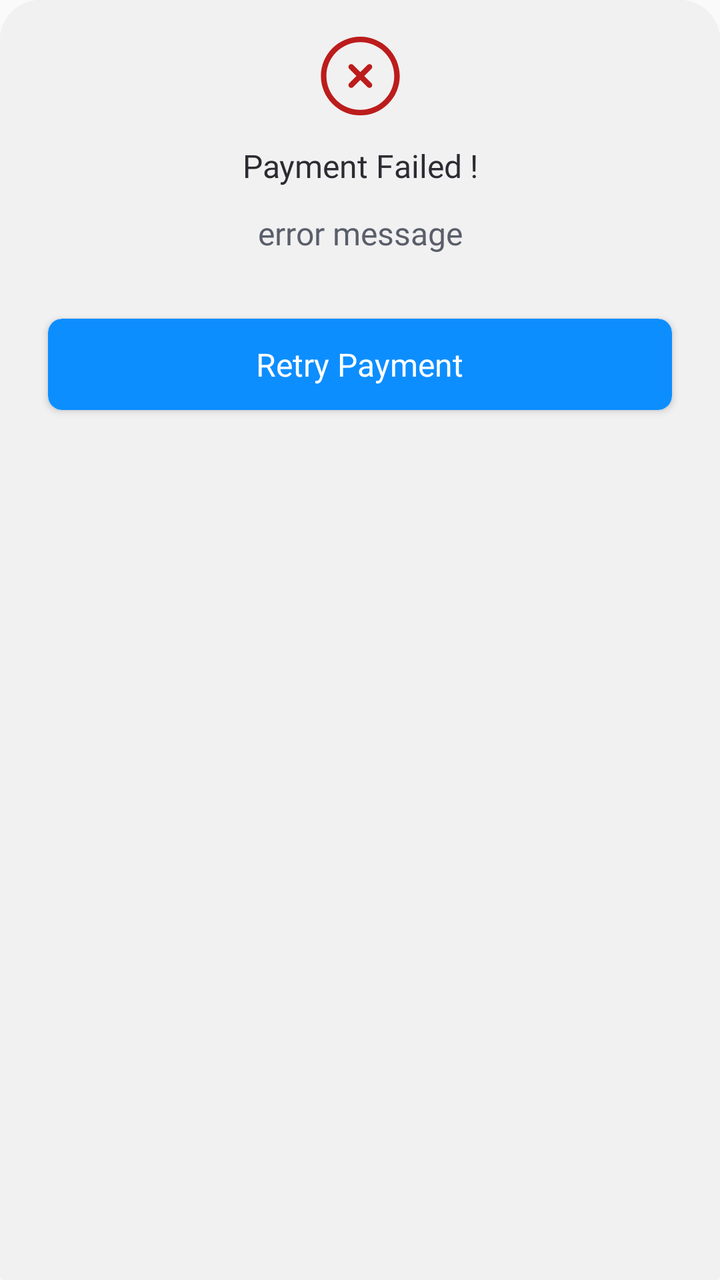
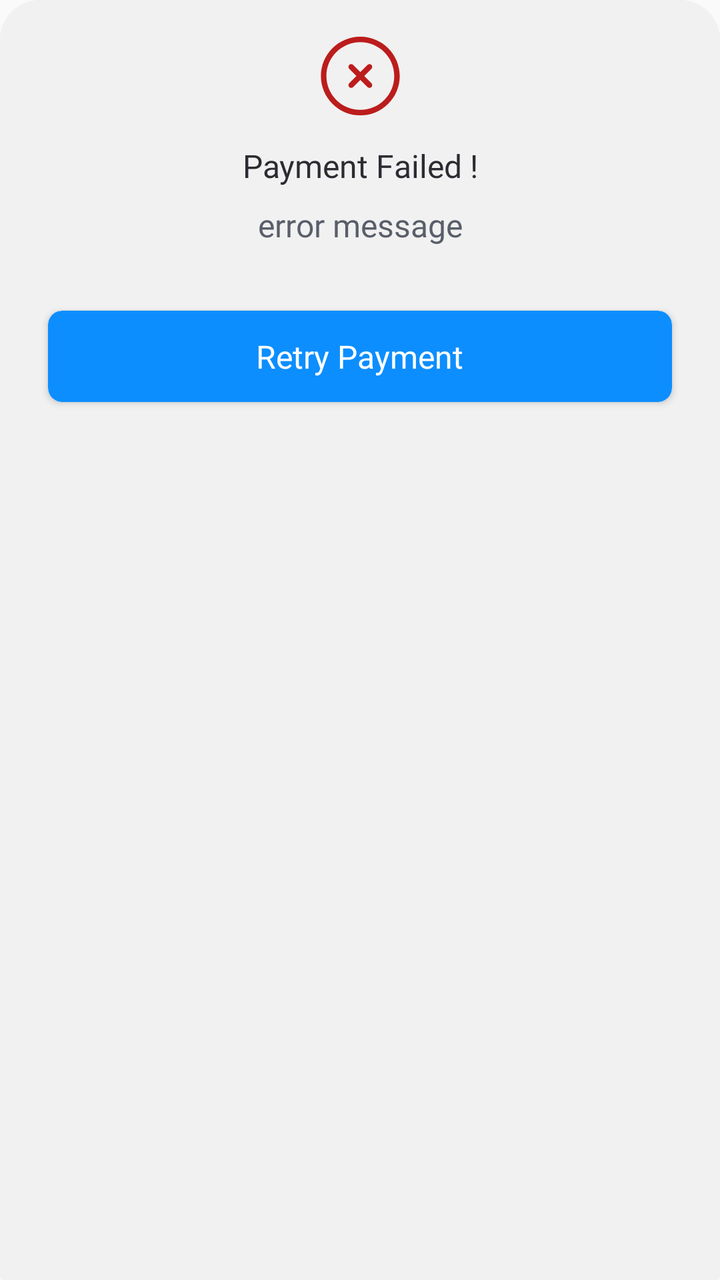

Before-and-after screenshots of an Android layout around one commit, followed by the original layout XML and the change that was made.
<!-- AndroidManifest.xml: application theme AppTheme -->
<!-- res/layout/fragment_payment_failure_screen.xml -->
<?xml version="1.0" encoding="utf-8"?>
<androidx.coordinatorlayout.widget.CoordinatorLayout xmlns:android="http://schemas.android.com/apk/res/android"
    xmlns:app="http://schemas.android.com/apk/res-auto"
    android:layout_width="match_parent"
    android:layout_height="wrap_content"
    android:background="@drawable/bottom_sheet_bg">

    <FrameLayout
        android:id="@+id/frameLayout1"
        android:layout_width="match_parent"
        android:layout_height="wrap_content"
        android:background="@drawable/bottom_sheet_bg">

        <androidx.constraintlayout.widget.ConstraintLayout
            android:id="@+id/constraintLayout123"
            android:layout_width="match_parent"
            android:layout_height="wrap_content"
            android:background="@drawable/bottom_sheet_bg">


            <androidx.cardview.widget.CardView
                android:id="@+id/retryButton"
                android:layout_width="match_parent"
                android:layout_height="wrap_content"
                android:clickable="true"
                android:elevation="0dp"
                app:cardCornerRadius="7dp"
                android:layout_marginStart="24dp"
                android:layout_marginEnd="24dp"
                android:layout_marginBottom="8dp"
                android:layout_marginTop="32dp"
                android:background="#0D8EFF"
                app:layout_constraintBottom_toBottomOf="parent"
                app:layout_constraintTop_toBottomOf="@+id/textView12"
                app:layout_constraintStart_toStartOf="parent"
                app:layout_constraintEnd_toEndOf="parent">

                <RelativeLayout
                    android:id="@+id/proceedButtonRelativeLayout"
                    android:layout_width="match_parent"
                    android:layout_height="wrap_content"
                    android:background="@drawable/button_bg"
                    android:padding="12dp">
                    <ProgressBar
                        android:id="@+id/progressBar"
                        android:layout_width="15dp"
                        android:layout_height="15dp"
                        android:layout_centerInParent="true"
                        android:indeterminateDrawable="@drawable/loader_01"
                        android:rotation="90"
                        android:visibility="gone"/>

                    <TextView
                        android:id="@+id/textView6"
                        android:layout_width="wrap_content"
                        android:layout_height="wrap_content"
                        android:layout_centerInParent="true"
                        android:fontFamily="@font/poppins_semibold"
                        android:text="Retry Payment"
                        android:textColor="#FFFFFF"
                        android:textSize="16sp" />

                </RelativeLayout>
            </androidx.cardview.widget.CardView>

            <TextView
                android:id="@+id/textView11"
                android:layout_width="wrap_content"
                android:layout_height="wrap_content"
                android:layout_marginTop="12dp"
                android:fontFamily="@font/poppins_semibold"
                android:gravity="center"
                android:text="Payment Failed !"
                android:textColor="#2D2B32"
                android:textSize="16sp"
                app:layout_constraintEnd_toEndOf="@+id/imageView9"
                app:layout_constraintStart_toStartOf="@+id/imageView9"
                app:layout_constraintTop_toBottomOf="@+id/imageView9" />

            <TextView
                android:id="@+id/textView12"
                android:layout_width="wrap_content"
                android:layout_height="wrap_content"
                android:paddingStart="16dp"
                android:layout_marginTop="12dp"
                android:paddingEnd="16dp"
                android:fontFamily="@font/poppins"
                android:gravity="center"
                android:text="error message"
                android:textColor="#595E6A"
                android:textSize="16sp"
                app:layout_constraintEnd_toEndOf="@+id/imageView9"
                app:layout_constraintStart_toStartOf="@+id/imageView9"
                app:layout_constraintTop_toBottomOf="@+id/textView11" />

            <ImageView
                android:id="@+id/imageView9"
                android:layout_width="wrap_content"
                android:layout_height="wrap_content"
                android:layout_marginTop="16dp"
                android:src="@drawable/payment_fail_cross"
                app:layout_constraintEnd_toEndOf="parent"
                app:layout_constraintStart_toStartOf="parent"
                app:layout_constraintTop_toTopOf="parent" />

        </androidx.constraintlayout.widget.ConstraintLayout>


    </FrameLayout>

</androidx.coordinatorlayout.widget.CoordinatorLayout>
<!-- resources referenced by this layout -->
<resources>
  <!-- drawable bottom_sheet_bg (drawable) -->
  <?xml version="1.0" encoding="utf-8"?>
  <shape xmlns:android="http://schemas.android.com/apk/res/android">
      <solid android:color="#F1F1F1"/>
      <corners android:topLeftRadius="20dp"
          android:topRightRadius="20dp"
          android:bottomLeftRadius="2dp"
          android:bottomRightRadius="2dp"/>
  </shape>
  <!-- drawable button_bg (drawable) -->
  <?xml version="1.0" encoding="utf-8"?>
  <shape xmlns:android="http://schemas.android.com/apk/res/android">
  <solid android:color="#0D8EFF"/>
      <corners android:radius="7dp"/>
  </shape>
  <!-- drawable loader_01 (drawable) -->
  <vector xmlns:android="http://schemas.android.com/apk/res/android"
      android:width="20dp"
      android:height="20dp"
      android:viewportWidth="20"
      android:viewportHeight="20">
    <path
        android:pathData="M10,5.929V2.5M10,17.5V14.071M14.071,10H17.5M2.5,10H5.929M12.879,7.121L15.304,4.697M4.696,15.303L7.121,12.879M12.879,12.879L15.304,15.303M4.696,4.697L7.121,7.121"
        android:strokeLineJoin="round"
        android:strokeWidth="2"
        android:fillColor="#00000000"
        android:strokeColor="#ffffff"
        android:strokeLineCap="round"/>
  </vector>
  <!-- drawable payment_fail_cross (drawable) -->
  <vector xmlns:android="http://schemas.android.com/apk/res/android"
      android:width="45dp"
      android:height="44dp"
      android:viewportWidth="45"
      android:viewportHeight="44">
    <path
        android:pathData="M18.889,16.444C18.352,15.907 17.482,15.907 16.945,16.444C16.408,16.981 16.408,17.852 16.945,18.389L20.556,22L16.945,25.611C16.408,26.148 16.408,27.019 16.945,27.556C17.482,28.093 18.352,28.093 18.889,27.556L22.5,23.945L26.111,27.556C26.648,28.093 27.519,28.093 28.056,27.556C28.593,27.019 28.593,26.148 28.056,25.611L24.445,22L28.056,18.389C28.593,17.852 28.593,16.981 28.056,16.444C27.519,15.907 26.648,15.907 26.111,16.444L22.5,20.055L18.889,16.444Z"
        android:fillColor="#BC1C1C"/>
    <path
        android:pathData="M22.5,2.292C11.616,2.292 2.792,11.115 2.792,22C2.792,32.885 11.616,41.708 22.5,41.708C33.385,41.708 42.209,32.885 42.209,22C42.209,11.115 33.385,2.292 22.5,2.292ZM5.542,22C5.542,12.634 13.134,5.042 22.5,5.042C31.866,5.042 39.459,12.634 39.459,22C39.459,31.366 31.866,38.958 22.5,38.958C13.134,38.958 5.542,31.366 5.542,22Z"
        android:fillColor="#BC1C1C"
        android:fillType="evenOdd"/>
  </vector>
  <style name="AppTheme" parent="Theme.AppCompat.Light.NoActionBar" />
</resources>

<!-- the commit's change to res/layout/fragment_payment_failure_screen.xml (unified diff, before → after) -->
@@ -27,7 +27,7 @@
                 app:cardCornerRadius="7dp"
                 android:layout_marginStart="24dp"
                 android:layout_marginEnd="24dp"
-                android:layout_marginBottom="8dp"
+                android:layout_marginBottom="20dp"
                 android:layout_marginTop="32dp"
                 android:background="#0D8EFF"
                 app:layout_constraintBottom_toBottomOf="parent"
@@ -82,7 +82,7 @@
                 android:layout_width="wrap_content"
                 android:layout_height="wrap_content"
                 android:paddingStart="16dp"
-                android:layout_marginTop="12dp"
+                android:layout_marginTop="8dp"
                 android:paddingEnd="16dp"
                 android:fontFamily="@font/poppins"
                 android:gravity="center"
